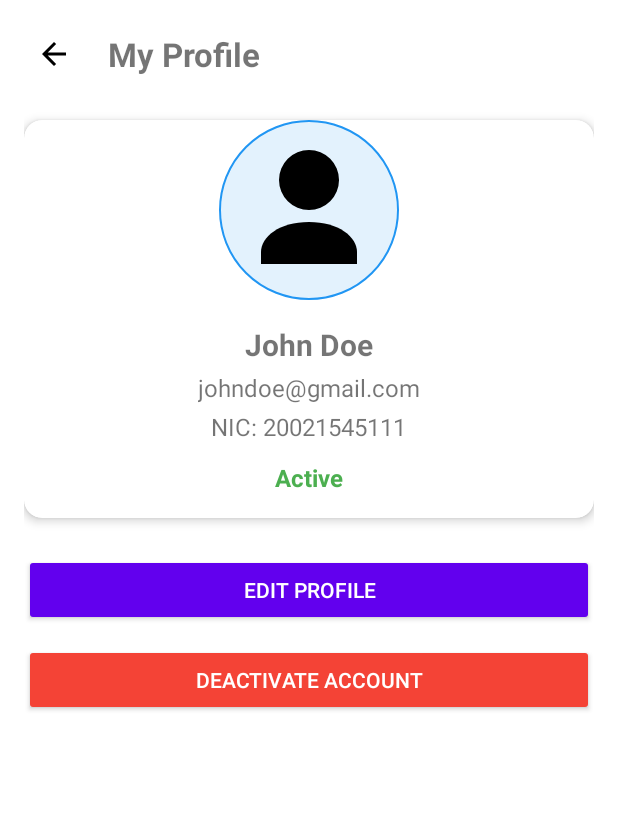
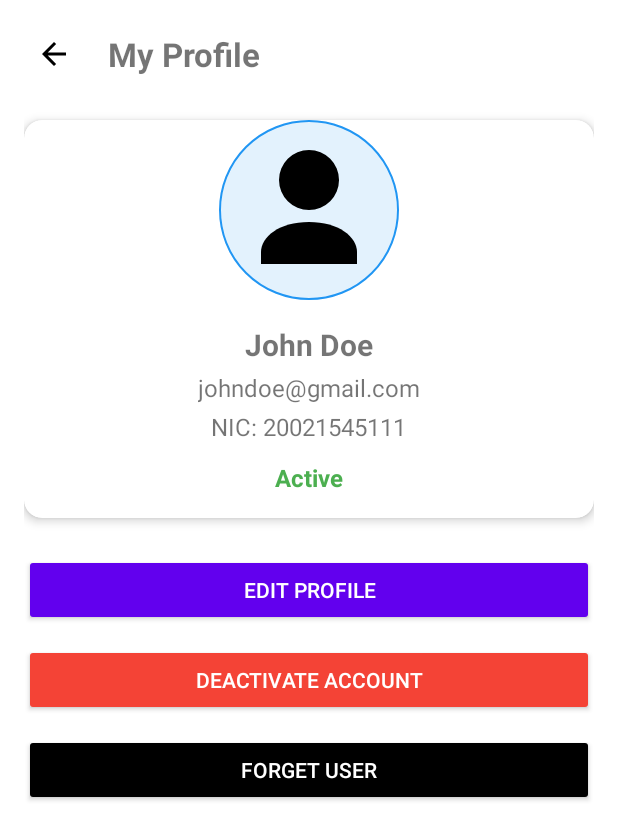
Before and after one commit to OshadiJayananda/EV-Charging-System, an Android app: the OwnerProfileActivity screen opened directly, with no data from a screen before it, on a phone screen of 412 x 824 dp. Shown: the top 840 px of the screen. Run offline under Robolectric (Android 15) with nearby library versions, the phone set to English and light mode, and no system bars.

Commit message:
feat: add 'Forget User' button to clear user data and navigate to login

```diff
--- a/Mobile/app/src/main/java/com/evcharging/mobile/OwnerProfileActivity.java
+++ b/Mobile/app/src/main/java/com/evcharging/mobile/OwnerProfileActivity.java
@@ -21,7 +21,7 @@ public class OwnerProfileActivity extends AppCompatActivity {
 
     private TextView tvName, tvEmail, tvNic, tvAccountStatus;
     private ImageView ivProfilePic;
-    private Button btnEditProfile, btnDeactivate, btnRequestReactivation;
+    private Button btnEditProfile, btnForgetUser, btnDeactivate, btnRequestReactivation;
     private ImageButton btnBack;
     private SessionManager sessionManager;
     private ApiClient apiClient;
@@ -43,6 +43,7 @@ public class OwnerProfileActivity extends AppCompatActivity {
         btnDeactivate = findViewById(R.id.btnDeactivate);
         btnRequestReactivation = findViewById(R.id.btnRequestReactivation);
         btnBack = findViewById(R.id.btnBack);
+        btnForgetUser = findViewById(R.id.btnForgetUser);
 
         btnBack.setOnClickListener(v -> finish());
         btnEditProfile.setOnClickListener(v ->
@@ -72,6 +73,13 @@ public class OwnerProfileActivity extends AppCompatActivity {
                         .setNegativeButton("No", (dialog, which) -> dialog.dismiss())
                         .show()
         );
+
+        btnForgetUser.setOnClickListener(v -> {
+            sessionManager.clearAll();
+            Toast.makeText(this, "User data cleared", Toast.LENGTH_SHORT).show();
+            startActivity(new Intent(this, LoginActivity.class));
+            finish();
+        });
     }
 
     /**
--- a/Mobile/app/src/main/res/layout/activity_owner_profile.xml
+++ b/Mobile/app/src/main/res/layout/activity_owner_profile.xml
@@ -123,8 +123,17 @@
             android:layout_width="match_parent"
             android:layout_height="wrap_content"
             android:text="Request Reactivation"
+            android:layout_marginBottom="12dp"
             android:backgroundTint="@color/blue"
             android:textColor="@android:color/white"
             android:visibility="gone"/>
+
+        <Button
+            android:id="@+id/btnForgetUser"
+            android:layout_width="match_parent"
+            android:layout_height="wrap_content"
+            android:text="Forget User"
+            android:backgroundTint="@color/black"
+            android:textColor="@android:color/white"/>
     </LinearLayout>
 </ScrollView>
```
